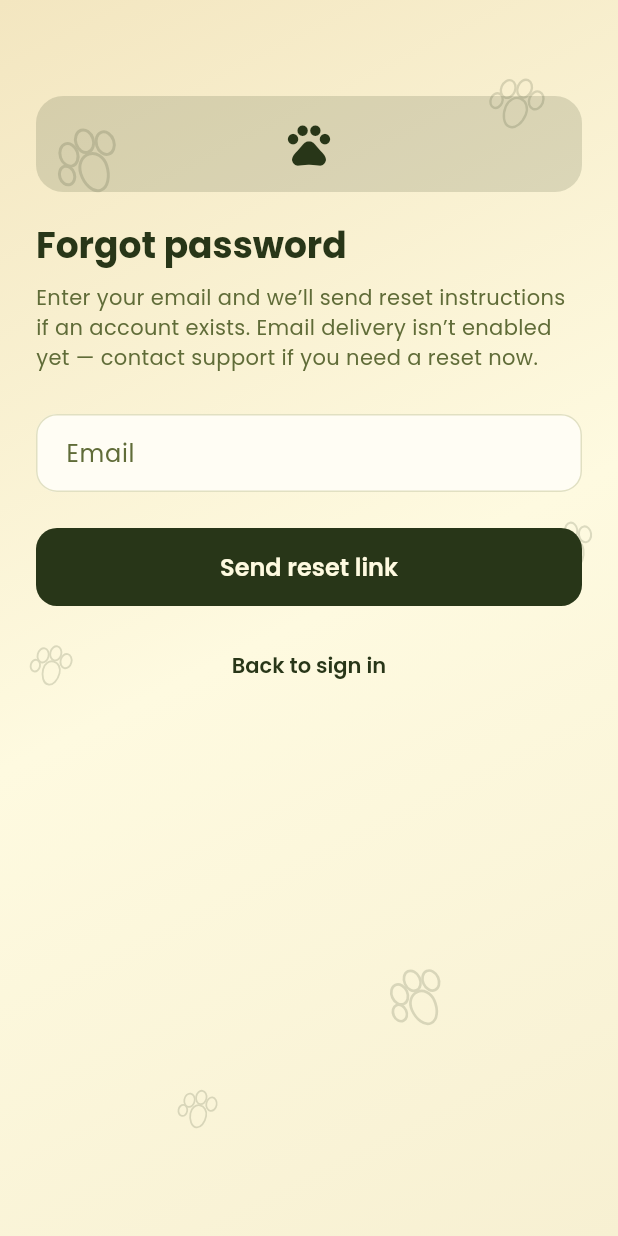
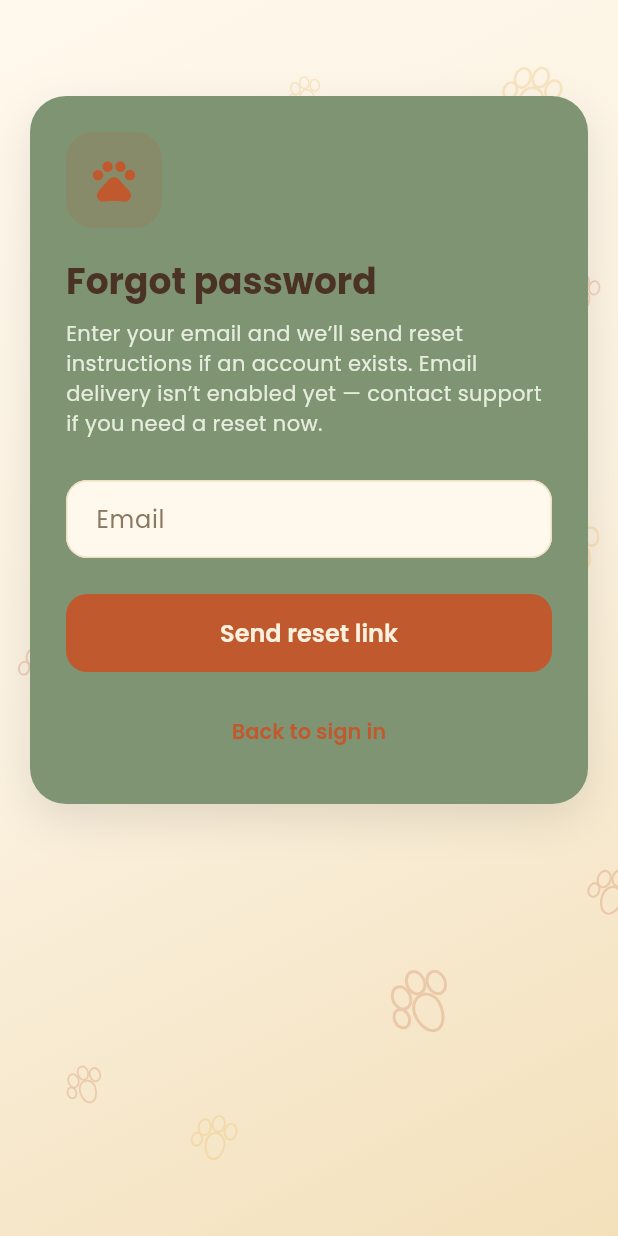
Before and after one commit to charbel12/petly, a Flutter app: the ForgotPasswordScreen screen opened by its route, on a phone screen of 412 x 824 dp. Run offline on Flutter 3.47's test engine with Material 3 defaults, Android fonts, the phone set to English and light mode, and no system bars; our stand-ins replace connectivity_plus, dio, flutter_riverpod, flutter_secure_storage, flutter_svg, geolocator and 3 more; accounts and stored records are empty; network calls fail.

Commit message:
finalizing phase 1

```diff
--- a/mobile/lib/core/constants/app_constants.dart
+++ b/mobile/lib/core/constants/app_constants.dart
@@ -1,38 +1,42 @@
 /// Petly design tokens & app constants
 class AppColors {
-  // Palette 3 — olive / forest / cornsilk / clay / copper
-  static const oliveLeaf = 0xFF606C38;
-  static const blackForest = 0xFF283618;
-  static const cornsilk = 0xFFFEFAE0;
-  static const sunlitClay = 0xFFDDA15E;
-  static const copperwood = 0xFFBC6C25;
+  // Cozy pet-friendly palette — cream / terracotta / sage / honey / cocoa
+  static const cream = 0xFFFBF1DF;
+  static const terracotta = 0xFFC1592E;
+  static const sage = 0xFF7E9473;
+  static const honey = 0xFFECA83D;
+  static const cocoa = 0xFF4A3324;
 
   /// Tints and shades mixed only from the five palette colors.
-  static const cornsilkSurface = 0xFFFFFDF4;
-  static const oliveMist = 0xFFE1E0C2;
-  static const forestCanopy = 0xFF3C4923;
-  static const sageMist = 0xFFB7BA94;
+  static const creamSurface = 0xFFFFF8EC;
+  static const sandMist = 0xFFEEDFC0;
+  static const cocoaDeep = 0xFF2B1D12;
+  static const cocoaSurface = 0xFF3C2A1B;
+  static const terracottaDeep = 0xFF8E3E22;
+  static const terracottaBright = 0xFFD9663F;
+  static const sageDeep = 0xFF5C7052;
+  static const sageLight = 0xFF9AB58C;
 
   // Semantic — light
-  static const primary = blackForest;
-  static const accent = sunlitClay;
-  static const secondary = copperwood;
-  static const secondarySoft = sunlitClay;
-  static const background = cornsilk;
-  static const text = blackForest;
-  static const surface = cornsilkSurface;
-  static const muted = oliveLeaf;
-  static const border = oliveMist;
-  static const danger = copperwood;
-  static const success = oliveLeaf;
+  static const primary = terracotta;
+  static const accent = honey;
+  static const secondary = cocoa;
+  static const secondarySoft = honey;
+  static const background = cream;
+  static const text = cocoa;
+  static const surface = creamSurface;
+  static const muted = terracotta;
+  static const border = sandMist;
+  static const danger = terracottaDeep;
+  static const success = sage;
 
   // Semantic — dark
-  static const darkBackground = blackForest;
-  static const darkSurface = forestCanopy;
-  static const darkText = cornsilk;
-  static const darkMuted = sageMist;
-  static const darkBorder = oliveLeaf;
-  static const darkPrimary = sunlitClay;
+  static const darkBackground = cocoaDeep;
+  static const darkSurface = cocoaSurface;
+  static const darkText = cream;
+  static const darkMuted = honey;
+  static const darkBorder = terracotta;
+  static const darkPrimary = honey;
 }
 
 class AppConstants {
@@ -49,10 +53,10 @@
   static const demoUserName = 'Demo User';
   static const demoUserPhone = '+96171123456';
 
-  /// Android emulator → host machine. Override via --dart-define=API_BASE_URL=...
+  /// Hosted API. Override locally via --dart-define=API_BASE_URL=...
   static const apiBaseUrl = String.fromEnvironment(
     'API_BASE_URL',
-    defaultValue: 'http://10.0.2.2:3000',
+    defaultValue: 'https://petly-6f6c.onrender.com',
   );
 
   static const whatsappMessage =
--- a/mobile/lib/core/theme/app_tokens.dart
+++ b/mobile/lib/core/theme/app_tokens.dart
@@ -27,6 +27,7 @@
     required this.emergencyStart,
     required this.emergencyEnd,
     required this.pawOpacity,
+    required this.pawAccent,
   });
 
   final Color brandPrimary;
@@ -51,52 +52,57 @@
   final Color emergencyEnd;
   final double pawOpacity;
 
+  /// Second tint the background paw pattern alternates with, for variety.
+  final Color pawAccent;
+
   static const light = AppTokens(
-    brandPrimary: Color(AppColors.blackForest),
-    brandAccent: Color(AppColors.sunlitClay),
-    brandSecondary: Color(AppColors.copperwood),
-    brandSecondarySoft: Color(AppColors.sunlitClay),
-    background: Color(AppColors.cornsilk),
-    surface: Color(AppColors.cornsilkSurface),
-    card: Color(AppColors.oliveLeaf),
-    onCard: Color(AppColors.cornsilk),
-    onCardMuted: Color(0xFFE8E4C0),
-    textPrimary: Color(AppColors.blackForest),
-    textMuted: Color(AppColors.oliveLeaf),
-    border: Color(AppColors.oliveMist),
-    danger: Color(AppColors.copperwood),
-    success: Color(AppColors.oliveLeaf),
-    onBrand: Color(AppColors.cornsilk),
-    gradientStart: Color(0xFFF3E6C0),
-    gradientMid: Color(AppColors.cornsilk),
-    gradientEnd: Color(0xFFF7F0D2),
-    emergencyStart: Color(AppColors.copperwood),
-    emergencyEnd: Color(AppColors.sunlitClay),
-    pawOpacity: 0.16,
+    brandPrimary: Color(AppColors.terracotta),
+    brandAccent: Color(AppColors.honey),
+    brandSecondary: Color(AppColors.cocoa),
+    brandSecondarySoft: Color(AppColors.honey),
+    background: Color(AppColors.cream),
+    surface: Color(AppColors.creamSurface),
+    card: Color(AppColors.sage),
+    onCard: Color(AppColors.cream),
+    onCardMuted: Color(0xFFE6EDDD),
+    textPrimary: Color(AppColors.cocoa),
+    textMuted: Color(0xFF8A7860),
+    border: Color(AppColors.sandMist),
+    danger: Color(AppColors.terracottaDeep),
+    success: Color(AppColors.sage),
+    onBrand: Color(AppColors.cream),
+    gradientStart: Color(AppColors.creamSurface),
+    gradientMid: Color(AppColors.cream),
+    gradientEnd: Color(0xFFF3E0BB),
+    emergencyStart: Color(AppColors.terracottaDeep),
+    emergencyEnd: Color(AppColors.honey),
+    pawOpacity: 0.22,
+    pawAccent: Color(AppColors.honey),
   );
 
   static const dark = AppTokens(
-    brandPrimary: Color(AppColors.sunlitClay),
-    brandAccent: Color(AppColors.sunlitClay),
-    brandSecondary: Color(AppColors.copperwood),
-    brandSecondarySoft: Color(AppColors.sunlitClay),
-    background: Color(AppColors.blackForest),
-    surface: Color(AppColors.forestCanopy),
-    card: Color(AppColors.oliveLeaf),
-    onCard: Color(AppColors.cornsilk),
-    onCardMuted: Color(0xFFE8E4C0),
-    textPrimary: Color(AppColors.cornsilk),
-    textMuted: Color(AppColors.sageMist),
-    border: Color(AppColors.oliveLeaf),
-    danger: Color(AppColors.sunlitClay),
-    success: Color(AppColors.sageMist),
-    onBrand: Color(AppColors.blackForest),
-    gradientStart: Color(AppColors.blackForest),
-    gradientMid: Color(AppColors.forestCanopy),
-    gradientEnd: Color(0xFF1F2B13),
-    emergencyStart: Color(AppColors.copperwood),
-    emergencyEnd: Color(AppColors.sunlitClay),
-    pawOpacity: 0.10,
+    brandPrimary: Color(AppColors.honey),
+    brandAccent: Color(AppColors.honey),
+    brandSecondary: Color(AppColors.cream),
+    brandSecondarySoft: Color(AppColors.terracotta),
+    background: Color(AppColors.cocoaDeep),
+    surface: Color(AppColors.cocoaSurface),
+    card: Color(AppColors.sageDeep),
+    onCard: Color(AppColors.cream),
+    onCardMuted: Color(0xFFD3DEC7),
+    textPrimary: Color(AppColors.cream),
+    textMuted: Color(0xFFC7B79C),
+    border: Color(0xFF5A452F),
+    danger: Color(AppColors.terracottaBright),
+    success: Color(AppColors.sageLight),
+    onBrand: Color(AppColors.cocoa),
+    gradientStart: Color(AppColors.cocoaDeep),
+    gradientMid: Color(AppColors.cocoaSurface),
+    gradientEnd: Color(0xFF1C120B),
+    emergencyStart: Color(AppColors.terracottaBright),
+    emergencyEnd: Color(AppColors.honey),
+    pawOpacity: 0.16,
+    pawAccent: Color(AppColors.terracotta),
   );
 
   static AppTokens of(BuildContext context) {
--- a/mobile/lib/core/widgets/async_error_view.dart
+++ b/mobile/lib/core/widgets/async_error_view.dart
@@ -82,8 +82,10 @@
 
   @override
   Widget build(BuildContext context) {
+    // Always a dark cocoa strip with light text, regardless of theme —
+    // a status banner, not a themed surface.
     return Material(
-      color: const Color(AppColors.blackForest),
+      color: const Color(AppColors.cocoa),
       child: SafeArea(
         bottom: false,
         child: Padding(
@@ -92,7 +94,7 @@
             children: [
               const Icon(
                 Icons.wifi_off_rounded,
-                color: Color(AppColors.cornsilk),
+                color: Color(AppColors.cream),
                 size: 18,
               ),
               const SizedBox(width: 10),
@@ -100,7 +102,7 @@
                 child: Text(
                   'No internet connection',
                   style: Theme.of(context).textTheme.bodySmall?.copyWith(
-                        color: const Color(AppColors.cornsilk),
+                        color: const Color(AppColors.cream),
                         fontWeight: FontWeight.w600,
                       ),
                 ),
--- /dev/null
+++ b/mobile/lib/core/widgets/hero_panel.dart
@@ -0,0 +1,57 @@
+import 'package:flutter/material.dart';
+import '../theme/app_tokens.dart';
+
+/// A solid, warmly-colored hero surface for header/greeting blocks — the
+/// bigger, more spacious sibling of [SoftCard].
+class HeroPanel extends StatelessWidget {
+  const HeroPanel({
+    super.key,
+    required this.child,
+    this.padding = const EdgeInsets.all(20),
+    this.margin = EdgeInsets.zero,
+    this.borderRadius = const BorderRadius.all(Radius.circular(24)),
+  });
+
+  final Widget child;
+  final EdgeInsetsGeometry padding;
+  final EdgeInsetsGeometry margin;
+  final BorderRadius borderRadius;
+
+  @override
+  Widget build(BuildContext context) {
+    final tokens = AppTokens.of(context);
+    final theme = Theme.of(context);
+    final isDark = theme.brightness == Brightness.dark;
+    return Container(
+      margin: margin,
+      padding: padding,
+      decoration: BoxDecoration(
+        color: tokens.card,
+        borderRadius: borderRadius,
+        boxShadow: [
+          BoxShadow(
+            color: Colors.black.withValues(alpha: isDark ? 0.30 : 0.10),
+            blurRadius: 24,
+            offset: const Offset(0, 10),
+          ),
+        ],
+      ),
+      child: Theme(
+        data: theme.copyWith(
+          textTheme: theme.textTheme.apply(
+            bodyColor: tokens.onCard,
+            displayColor: tokens.onCard,
+          ),
+          iconTheme: IconThemeData(color: tokens.onCard),
+        ),
+        child: DefaultTextStyle.merge(
+          style: TextStyle(color: tokens.onCard),
+          child: IconTheme(
+            data: IconThemeData(color: tokens.onCard),
+            child: child,
+          ),
+        ),
+      ),
+    );
+  }
+}
--- a/mobile/lib/core/widgets/petly_background.dart
+++ b/mobile/lib/core/widgets/petly_background.dart
@@ -4,12 +4,13 @@
 import '../theme/app_tokens.dart';
 
 class _PawSpec {
-  const _PawSpec(this.dx, this.dy, this.angleDeg, this.size);
+  const _PawSpec(this.dx, this.dy, this.angleDeg, this.size, this.accent);
 
   final double dx;
   final double dy;
   final double angleDeg;
   final double size;
+  final bool accent;
 }
 
 class PetlyBackground extends StatelessWidget {
@@ -18,12 +19,18 @@
   final Widget child;
 
   static const _paws = [
-    _PawSpec(0.08, 0.10, -18, 58),
-    _PawSpec(0.78, 0.06, 22, 46),
-    _PawSpec(0.88, 0.42, -8, 40),
-    _PawSpec(0.04, 0.52, 14, 36),
-    _PawSpec(0.62, 0.78, -24, 52),
-    _PawSpec(0.28, 0.88, 10, 34),
+    _PawSpec(0.06, 0.08, -18, 64, false),
+    _PawSpec(0.80, 0.05, 22, 50, true),
+    _PawSpec(0.90, 0.22, 8, 34, false),
+    _PawSpec(0.88, 0.42, -8, 46, true),
+    _PawSpec(0.04, 0.30, 30, 38, true),
+    _PawSpec(0.02, 0.52, 14, 40, false),
+    _PawSpec(0.46, 0.06, -10, 30, true),
+    _PawSpec(0.62, 0.78, -24, 58, false),
+    _PawSpec(0.30, 0.90, 10, 40, true),
+    _PawSpec(0.10, 0.86, -16, 34, false),
+    _PawSpec(0.94, 0.70, 20, 42, false),
+    _PawSpec(0.50, 0.46, -6, 30, true),
   ];
 
   @override
@@ -64,9 +71,8 @@
                             width: paw.size,
                             height: paw.size,
                             colorFilter: ColorFilter.mode(
-                              tokens.brandPrimary.withValues(
-                                alpha: tokens.pawOpacity,
-                              ),
+                              (paw.accent ? tokens.pawAccent : tokens.brandPrimary)
+                                  .withValues(alpha: tokens.pawOpacity),
                               BlendMode.srcIn,
                             ),
                           ),
--- a/mobile/lib/data/api/api_client.dart
+++ b/mobile/lib/data/api/api_client.dart
@@ -15,8 +15,8 @@
             Dio(
               BaseOptions(
                 baseUrl: baseUrl ?? AppConstants.apiBaseUrl,
-                connectTimeout: const Duration(seconds: 12),
-                receiveTimeout: const Duration(seconds: 12),
+                connectTimeout: const Duration(seconds: 60),
+                receiveTimeout: const Duration(seconds: 60),
                 headers: {'Content-Type': 'application/json'},
               ),
             ) {
--- a/mobile/lib/features/auth/widgets/auth_scaffold.dart
+++ b/mobile/lib/features/auth/widgets/auth_scaffold.dart
@@ -1,5 +1,6 @@
 import 'package:flutter/material.dart';
 import '../../../core/theme/app_tokens.dart';
+import '../../../core/widgets/hero_panel.dart';
 import '../../../core/widgets/petly_background.dart';
 
 class AuthScaffold extends StatelessWidget {
@@ -26,7 +27,12 @@
             child: ConstrainedBox(
               constraints: const BoxConstraints(maxWidth: 440),
               child: ListView(
-                padding: const EdgeInsets.fromLTRB(24, 8, 24, 32),
+                padding: const EdgeInsets.fromLTRB(20, 8, 20, 32),
+                children: [
+                  HeroPanel(
+                    padding: const EdgeInsets.all(24),
+                    child: Column(
+                      crossAxisAlignment: CrossAxisAlignment.start,
                       children: [
                         Container(
                           width: 64,
@@ -52,12 +58,16 @@
                         const SizedBox(height: 8),
                         Text(
                           subtitle,
-                    style: Theme.of(context).textTheme.bodyMedium?.copyWith(
-                          color: tokens.textMuted,
-                        ),
+                          style: Theme.of(context)
+                              .textTheme
+                              .bodyMedium
+                              ?.copyWith(color: tokens.onCardMuted),
                         ),
                         const SizedBox(height: 28),
                         child,
+                      ],
+                    ),
+                  ),
                 ],
               ),
             ),
--- a/mobile/lib/features/home/presentation/home_screen.dart
+++ b/mobile/lib/features/home/presentation/home_screen.dart
@@ -5,6 +5,7 @@
 import '../../../core/providers/user_provider.dart';
 import '../../../core/theme/app_tokens.dart';
 import '../../../core/widgets/async_error_view.dart';
+import '../../../core/widgets/hero_panel.dart';
 import '../../../core/widgets/motion.dart';
 import '../../../core/widgets/petly_background.dart';
 import '../../../core/widgets/section_header.dart';
@@ -67,6 +68,11 @@
             child: ListView(
               padding: const EdgeInsets.fromLTRB(20, 16, 20, 24),
               children: [
+                HeroPanel(
+                  padding: const EdgeInsets.all(18),
+                  child: Column(
+                    crossAxisAlignment: CrossAxisAlignment.start,
+                    children: [
                       Row(
                         children: [
                           Expanded(
@@ -93,11 +99,12 @@
                                   child: Row(
                                     children: [
                                       Icon(
-                                  locationAsync.asData?.value.isGps == true
+                                        locationAsync.asData?.value.isGps ==
+                                                true
                                             ? Icons.my_location_rounded
                                             : Icons.location_on_rounded,
                                         size: 16,
-                                  color: tokens.brandPrimary,
+                                        color: tokens.onCard,
                                       ),
                                       const SizedBox(width: 4),
                                       Flexible(
@@ -108,14 +115,16 @@
                                           style: Theme.of(context)
                                               .textTheme
                                               .bodyMedium
-                                        ?.copyWith(color: tokens.textMuted),
+                                              ?.copyWith(
+                                                color: tokens.onCardMuted,
+                                              ),
                                         ),
                                       ),
                                       const SizedBox(width: 4),
                                       Icon(
                                         Icons.refresh_rounded,
                                         size: 14,
-                                  color: tokens.textMuted,
+                                        color: tokens.onCardMuted,
                                       ),
                                     ],
                                   ),
@@ -128,7 +137,7 @@
                                         .textTheme
                                         .bodySmall
                                         ?.copyWith(
-                                    color: tokens.brandSecondary,
+                                          color: tokens.brandAccent,
                                           fontSize: 11,
                                         ),
                                   ),
@@ -140,7 +149,9 @@
                             width: 44,
                             height: 44,
                             decoration: BoxDecoration(
-                        color: tokens.brandPrimary.withValues(alpha: 0.12),
+                              color: tokens.brandPrimary.withValues(
+                                alpha: 0.15,
+                              ),
                               borderRadius: BorderRadius.circular(14),
                             ),
                             child: Icon(
@@ -160,7 +171,8 @@
                           prefixIcon: const Icon(Icons.search_rounded),
                           suffixIcon: IconButton(
                             icon: const Icon(Icons.arrow_forward_rounded),
-                      onPressed: () => _onSearch(_searchController.text),
+                            onPressed: () =>
+                                _onSearch(_searchController.text),
                           ),
                         ),
                       ),
@@ -172,6 +184,9 @@
                               .setEmergency(true);
                           context.go('/explore');
                         },
+                      ),
+                    ],
+                  ),
                 ),
                 const SizedBox(height: 24),
                 SectionHeader(
@@ -289,32 +304,32 @@
           padding: const EdgeInsets.symmetric(horizontal: 18, vertical: 16),
           child: Row(
             children: [
-              Icon(Icons.emergency_rounded, color: tokens.onBrand, size: 28),
+              const Icon(Icons.emergency_rounded, color: Colors.white, size: 28),
               const SizedBox(width: 12),
-              Expanded(
+              const Expanded(
                 child: Column(
                   crossAxisAlignment: CrossAxisAlignment.start,
                   children: [
                     Text(
                       'Emergency Vet',
                       style: TextStyle(
-                        color: tokens.onBrand,
+                        color: Colors.white,
                         fontWeight: FontWeight.w700,
                         fontSize: 16,
                       ),
                     ),
-                    const SizedBox(height: 2),
+                    SizedBox(height: 2),
                     Text(
                       'Find open emergency clinics nearby',
                       style: TextStyle(
-                        color: tokens.onBrand.withValues(alpha: 0.78),
+                        color: Color(0xE6FFFFFF),
                         fontSize: 12,
                       ),
                     ),
                   ],
                 ),
               ),
-              Icon(Icons.chevron_right_rounded, color: tokens.onBrand),
+              const Icon(Icons.chevron_right_rounded, color: Colors.white),
             ],
           ),
         ),
--- a/mobile/lib/features/pets/presentation/add_pet_screen.dart
+++ b/mobile/lib/features/pets/presentation/add_pet_screen.dart
@@ -3,6 +3,7 @@
 import 'package:go_router/go_router.dart';
 import '../../../core/providers/app_providers.dart';
 import '../../../core/providers/user_provider.dart';
+import '../../../core/theme/app_tokens.dart';
 import '../../../core/utils/api_error.dart';
 import '../providers/pets_providers.dart';
 
@@ -55,6 +56,7 @@
 
   @override
   Widget build(BuildContext context) {
+    final tokens = AppTokens.of(context);
     return Scaffold(
       appBar: AppBar(title: const Text('Add pet')),
       body: Form(
@@ -103,12 +105,12 @@
             ElevatedButton(
               onPressed: _saving ? null : _save,
               child: _saving
-                  ? const SizedBox(
+                  ? SizedBox(
                       height: 22,
                       width: 22,
                       child: CircularProgressIndicator(
                         strokeWidth: 2,
-                        color: Color(0xFFFEFAE0),
+                        color: tokens.onBrand,
                       ),
                     )
                   : const Text('Save pet'),
--- a/mobile/lib/routes/shell_screen.dart
+++ b/mobile/lib/routes/shell_screen.dart
@@ -1,9 +1,9 @@
 import 'package:flutter/material.dart';
 import 'package:go_router/go_router.dart';
 import 'package:flutter_riverpod/flutter_riverpod.dart';
-import '../../core/providers/connectivity_provider.dart';
-import '../../core/theme/app_tokens.dart';
-import '../../core/widgets/async_error_view.dart';
+import '../core/providers/connectivity_provider.dart';
+import '../core/theme/app_tokens.dart';
+import '../core/widgets/async_error_view.dart';
 
 class ShellScreen extends ConsumerWidget {
   const ShellScreen({super.key, required this.navigationShell});
--- a/mobile/pubspec.yaml
+++ b/mobile/pubspec.yaml
@@ -16,7 +16,7 @@
 # https://developer.apple.com/library/archive/documentation/General/Reference/InfoPlistKeyReference/Articles/CoreFoundationKeys.html
 # In Windows, build-name is used as the major, minor, and patch parts
 # of the product and file versions while build-number is used as the build suffix.
-version: 1.0.0+1
+version: 1.0.1+2
 
 environment:
   sdk: ^3.11.5
```
Also changed, not shown: mobile/pubspec.lock, 7 other files. Lines whose indentation alone changed are shown as unchanged.
